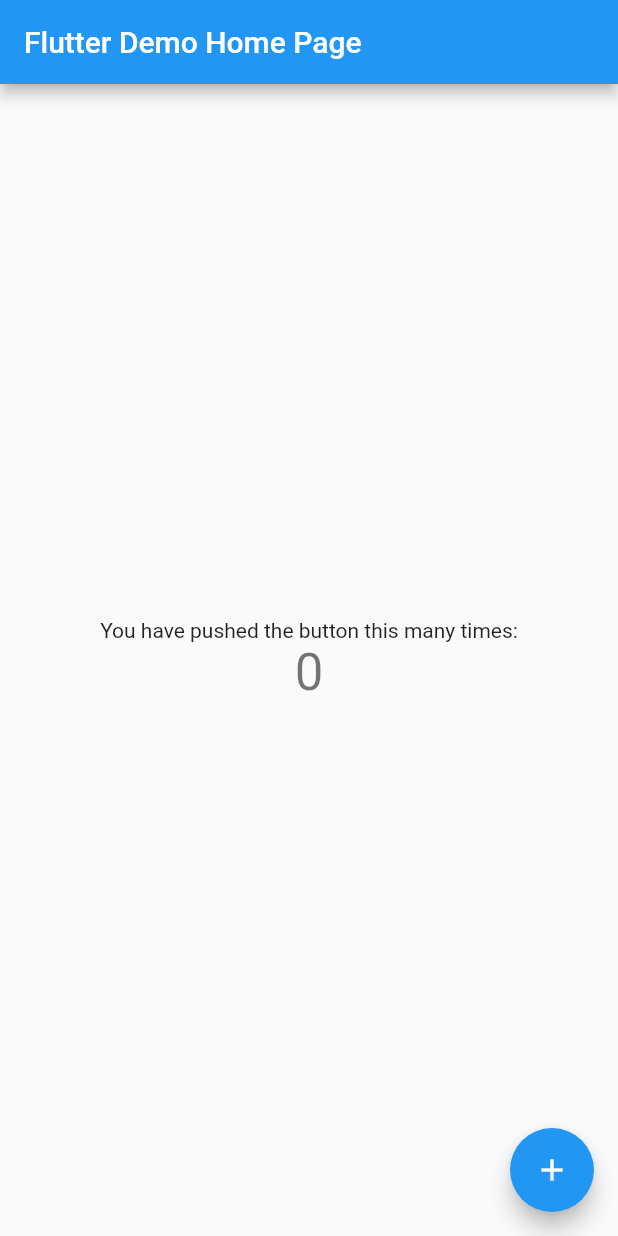
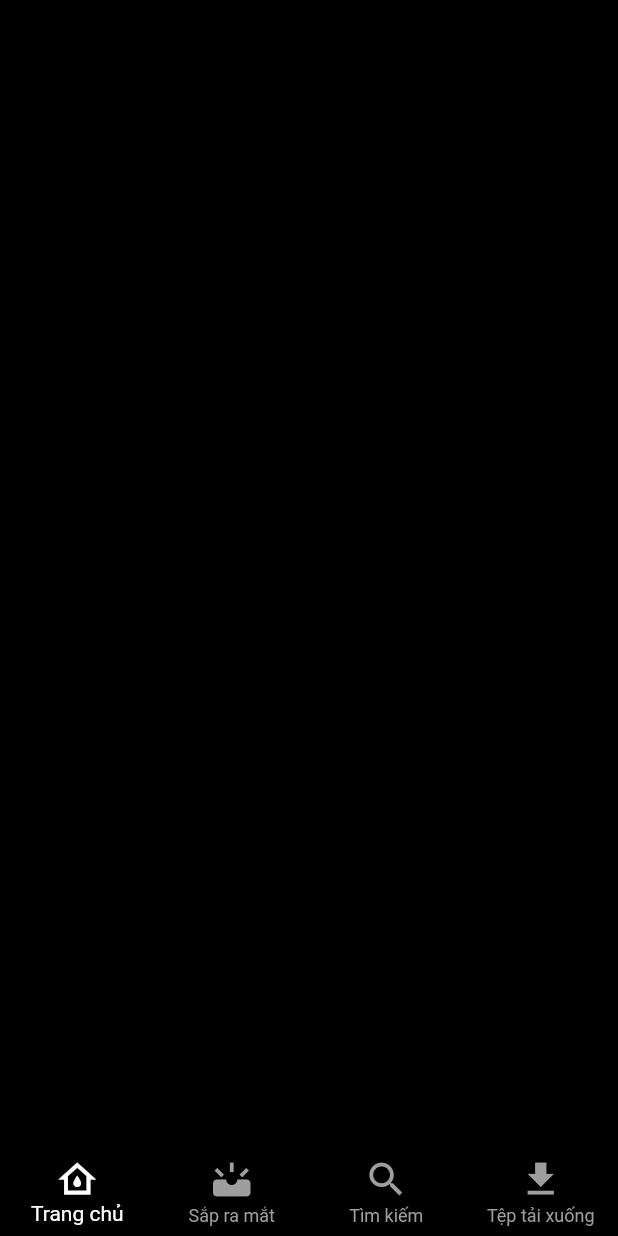
Before and after one commit to Phuc-HuynhTrong/unflix, a Flutter app: the screen it shows after launch, on a phone screen of 412 x 824 dp. Run offline on Flutter 3.47's test engine with Material 2 defaults, Android fonts, the phone set to English and light mode, and no system bars.

Commit message:
add some poster  create home.dart

```diff
--- /dev/null
+++ b/lib/home.dart
@@ -0,0 +1,73 @@
+import 'package:flutter/cupertino.dart';
+import 'package:flutter/material.dart';
+import 'package:unflix/screens/home_page/home_page_sreen.dart';
+
+class Home extends StatefulWidget {
+  const Home({Key? key}) : super(key: key);
+
+  @override
+  _HomeState createState() => _HomeState();
+}
+
+class _HomeState extends State<Home> {
+  int index = 0;
+  @override
+  void onTapedTap(int id) {
+    setState(() {
+      index = id;
+    });
+  }
+
+  @override
+  Widget build(BuildContext context) {
+    return Scaffold(
+        backgroundColor: Colors.black,
+        body: Container(
+          child: index == 0
+              ? HomePageScreen()
+              : index == 1
+              ? Container()
+              : index == 2
+              ? Container()
+              : Container(),
+        ),
+        bottomNavigationBar: BottomNavigationBar(
+          backgroundColor: Colors.transparent,
+          type: BottomNavigationBarType.fixed,
+          items: [
+            BottomNavigationBarItem(
+                label: "Trang chủ",
+                icon: Icon(
+                  Icons.water_damage_outlined,
+                  size: 30,
+                  //color: Colors.white,
+                )),
+            BottomNavigationBarItem(
+                label: "Sắp ra mắt",
+                icon: Icon(
+                  Icons.upcoming,
+                  size: 30,
+                  // color: Colors.white,
+                )),
+            BottomNavigationBarItem(
+                label: "Tìm kiếm",
+                icon: Icon(
+                  Icons.search,
+                  size: 30,
+                  //color: Colors.white,
+                )),
+            BottomNavigationBarItem(
+                label: "Tệp tải xuống",
+                icon: Icon(
+                  Icons.download,
+                  size: 30,
+                  //color: Colors.white,
+                )),
+          ],
+          currentIndex: index,
+          selectedItemColor: Colors.white,
+          unselectedItemColor: Colors.grey[500],
+          onTap: onTapedTap,
+        ));
+  }
+}
--- a/lib/main.dart
+++ b/lib/main.dart
@@ -1,4 +1,5 @@
 import 'package:flutter/material.dart';
+import 'package:unflix/home.dart';
 
 void main() {
   runApp(const MyApp());
@@ -6,110 +7,10 @@
 
 class MyApp extends StatelessWidget {
   const MyApp({Key? key}) : super(key: key);
-
-  // This widget is the root of your application.
   @override
   Widget build(BuildContext context) {
     return MaterialApp(
-      title: 'Flutter Demo',
-      theme: ThemeData(
-        // This is the theme of your application.
-        //
-        // Try running your application with "flutter run". You'll see the
-        // application has a blue toolbar. Then, without quitting the app, try
-        // changing the primarySwatch below to Colors.green and then invoke
-        // "hot reload" (press "r" in the console where you ran "flutter run",
-        // or simply save your changes to "hot reload" in a Flutter IDE).
-        // Notice that the counter didn't reset back to zero; the application
-        // is not restarted.
-        primarySwatch: Colors.blue,
-      ),
-      home: const MyHomePage(title: 'Flutter Demo Home Page'),
+      home: Home(),
     );
   }
 }
-
-class MyHomePage extends StatefulWidget {
-  const MyHomePage({Key? key, required this.title}) : super(key: key);
-
-  // This widget is the home page of your application. It is stateful, meaning
-  // that it has a State object (defined below) that contains fields that affect
-  // how it looks.
-
-  // This class is the configuration for the state. It holds the values (in this
-  // case the title) provided by the parent (in this case the App widget) and
-  // used by the build method of the State. Fields in a Widget subclass are
-  // always marked "final".
-
-  final String title;
-
-  @override
-  State<MyHomePage> createState() => _MyHomePageState();
-}
-
-class _MyHomePageState extends State<MyHomePage> {
-  int _counter = 0;
-
-  void _incrementCounter() {
-    setState(() {
-      // This call to setState tells the Flutter framework that something has
-      // changed in this State, which causes it to rerun the build method below
-      // so that the display can reflect the updated values. If we changed
-      // _counter without calling setState(), then the build method would not be
-      // called again, and so nothing would appear to happen.
-      _counter++;
-    });
-  }
-
-  @override
-  Widget build(BuildContext context) {
-    // This method is rerun every time setState is called, for instance as done
-    // by the _incrementCounter method above.
-    //
-    // The Flutter framework has been optimized to make rerunning build methods
-    // fast, so that you can just rebuild anything that needs updating rather
-    // than having to individually change instances of widgets.
-    return Scaffold(
-      appBar: AppBar(
-        // Here we take the value from the MyHomePage object that was created by
-        // the App.build method, and use it to set our appbar title.
-        title: Text(widget.title),
-      ),
-      body: Center(
-        // Center is a layout widget. It takes a single child and positions it
-        // in the middle of the parent.
-        child: Column(
-          // Column is also a layout widget. It takes a list of children and
-          // arranges them vertically. By default, it sizes itself to fit its
-          // children horizontally, and tries to be as tall as its parent.
-          //
-          // Invoke "debug painting" (press "p" in the console, choose the
-          // "Toggle Debug Paint" action from the Flutter Inspector in Android
-          // Studio, or the "Toggle Debug Paint" command in Visual Studio Code)
-          // to see the wireframe for each widget.
-          //
-          // Column has various properties to control how it sizes itself and
-          // how it positions its children. Here we use mainAxisAlignment to
-          // center the children vertically; the main axis here is the vertical
-          // axis because Columns are vertical (the cross axis would be
-          // horizontal).
-          mainAxisAlignment: MainAxisAlignment.center,
-          children: <Widget>[
-            const Text(
-              'You have pushed the button this many times:',
-            ),
-            Text(
-              '$_counter',
-              style: Theme.of(context).textTheme.headline4,
-            ),
-          ],
-        ),
-      ),
-      floatingActionButton: FloatingActionButton(
-        onPressed: _incrementCounter,
-        tooltip: 'Increment',
-        child: const Icon(Icons.add),
-      ), // This trailing comma makes auto-formatting nicer for build methods.
-    );
-  }
-}
--- /dev/null
+++ b/lib/screens/home_page/home_page_sreen.dart
@@ -0,0 +1,14 @@
+import 'package:flutter/material.dart';
+class HomePageScreen extends StatefulWidget {
+  const HomePageScreen({Key? key}) : super(key: key);
+
+  @override
+  _HomePageScreenState createState() => _HomePageScreenState();
+}
+
+class _HomePageScreenState extends State<HomePageScreen> {
+  @override
+  Widget build(BuildContext context) {
+    return Container();
+  }
+}
--- a/pubspec.yaml
+++ b/pubspec.yaml
@@ -58,9 +58,9 @@
   uses-material-design: true
 
   # To add assets to your application, add an assets section, like this:
-  # assets:
-  #   - images/a_dot_burr.jpeg
-  #   - images/a_dot_ham.jpeg
+  assets:
+    - assets/images/
+    - assets/icons/
 
   # An image asset can refer to one or more resolution-specific "variants", see
   # https://flutter.dev/assets-and-images/#resolution-aware.
```
Also changed, not shown: assets/images/PosterGambitHau.jpeg (added), assets/images/lovedeath.jpeg (added), assets/images/mrrobot.png (added), assets/images/peakyblinders.jpg (added), assets/images/prisonbreak.png (added), assets/images/stpng.png (added), assets/images/strangerthings.jpeg (added), pubspec.lock.
